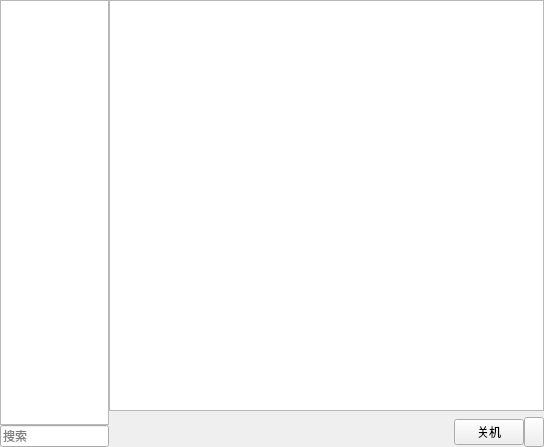
Qt form mainwindow.ui (sonichy/HTYStartMenu) before a commit.
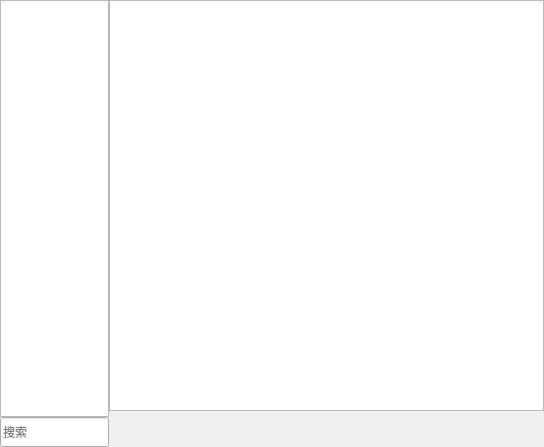
The same form after that commit. Icons and pictures are not drawn.

Diff of the .ui file:
```diff
--- a/mainwindow.ui
+++ b/mainwindow.ui
@@ -58,6 +58,18 @@
         </item>
         <item>
          <widget class="QLineEdit" name="lineEditSearch">
+          <property name="minimumSize">
+           <size>
+            <width>0</width>
+            <height>30</height>
+           </size>
+          </property>
+          <property name="maximumSize">
+           <size>
+            <width>16777215</width>
+            <height>40</height>
+           </size>
+          </property>
           <property name="focusPolicy">
            <enum>Qt::StrongFocus</enum>
           </property>
@@ -129,21 +141,24 @@
             </property>
             <property name="minimumSize">
              <size>
-              <width>0</width>
-              <height>0</height>
+              <width>30</width>
+              <height>30</height>
              </size>
             </property>
             <property name="maximumSize">
              <size>
-              <width>70</width>
-              <height>16777215</height>
+              <width>30</width>
+              <height>30</height>
              </size>
             </property>
             <property name="focusPolicy">
              <enum>Qt::NoFocus</enum>
             </property>
             <property name="text">
-             <string>关机</string>
+             <string/>
+            </property>
+            <property name="flat">
+             <bool>true</bool>
             </property>
            </widget>
           </item>
@@ -157,14 +172,14 @@
             </property>
             <property name="minimumSize">
              <size>
-              <width>0</width>
-              <height>0</height>
+              <width>30</width>
+              <height>30</height>
              </size>
             </property>
             <property name="maximumSize">
              <size>
-              <width>20</width>
-              <height>16777215</height>
+              <width>30</width>
+              <height>30</height>
              </size>
             </property>
             <property name="font">
@@ -179,6 +194,9 @@
             <property name="text">
              <string/>
             </property>
+            <property name="flat">
+             <bool>true</bool>
+            </property>
            </widget>
           </item>
          </layout>
```
